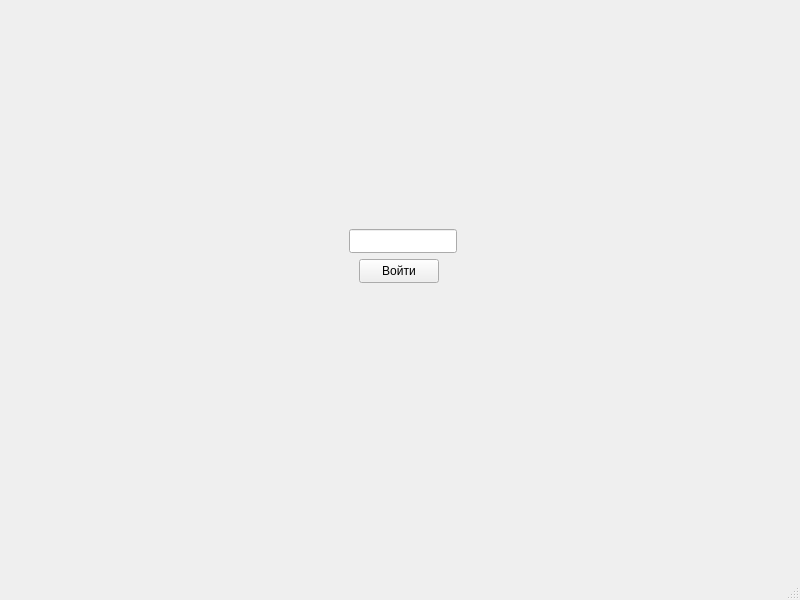
KirillBad/221_329_Badenov, file mainwindow.ui: the form before one commit.
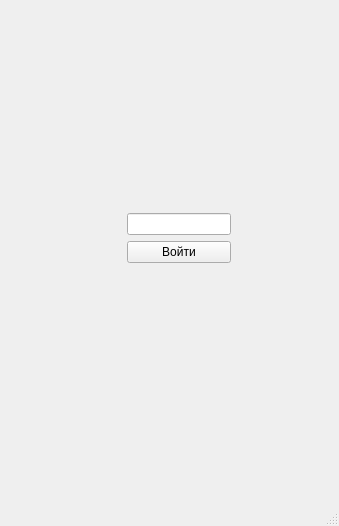
The form after the commit. The open tabs and pages were chosen to show the change.

Diff of the .ui file:
```diff
--- a/mainwindow.ui
+++ b/mainwindow.ui
@@ -6,8 +6,8 @@
    <rect>
     <x>0</x>
     <y>0</y>
-    <width>800</width>
-    <height>600</height>
+    <width>339</width>
+    <height>526</height>
    </rect>
   </property>
   <property name="windowTitle">
@@ -21,29 +21,74 @@
        <number>0</number>
       </property>
       <widget class="QWidget" name="pincode">
+       <layout class="QGridLayout" name="gridLayout_2">
+        <item row="0" column="1">
+         <spacer name="verticalSpacer">
+          <property name="orientation">
+           <enum>Qt::Vertical</enum>
+          </property>
+          <property name="sizeHint" stdset="0">
+           <size>
+            <width>20</width>
+            <height>152</height>
+           </size>
+          </property>
+         </spacer>
+        </item>
+        <item row="1" column="0">
+         <spacer name="horizontalSpacer">
+          <property name="orientation">
+           <enum>Qt::Horizontal</enum>
+          </property>
+          <property name="sizeHint" stdset="0">
+           <size>
+            <width>112</width>
+            <height>20</height>
+           </size>
+          </property>
+         </spacer>
+        </item>
+        <item row="1" column="1">
        <widget class="QLineEdit" name="linePincode">
-        <property name="geometry">
-         <rect>
-          <x>340</x>
-          <y>220</y>
-          <width>108</width>
-          <height>24</height>
-         </rect>
-        </property>
-       </widget>
+          <property name="echoMode">
+           <enum>QLineEdit::Password</enum>
+          </property>
+         </widget>
+        </item>
+        <item row="1" column="2">
+         <spacer name="horizontalSpacer_2">
+          <property name="orientation">
+           <enum>Qt::Horizontal</enum>
+          </property>
+          <property name="sizeHint" stdset="0">
+           <size>
+            <width>93</width>
+            <height>20</height>
+           </size>
+          </property>
+         </spacer>
+        </item>
+        <item row="2" column="1">
        <widget class="QPushButton" name="authButton">
-        <property name="geometry">
-         <rect>
-          <x>350</x>
-          <y>250</y>
-          <width>80</width>
-          <height>24</height>
-         </rect>
-        </property>
         <property name="text">
          <string>Войти</string>
         </property>
        </widget>
+        </item>
+        <item row="3" column="1">
+         <spacer name="verticalSpacer_2">
+          <property name="orientation">
+           <enum>Qt::Vertical</enum>
+          </property>
+          <property name="sizeHint" stdset="0">
+           <size>
+            <width>20</width>
+            <height>223</height>
+           </size>
+          </property>
+         </spacer>
+        </item>
+       </layout>
       </widget>
       <widget class="QWidget" name="transaction">
        <property name="enabled">
```
Left out of the diff: 68 changed lines with no effect on the pictures. Lines whose indentation alone changed are shown as unchanged.
